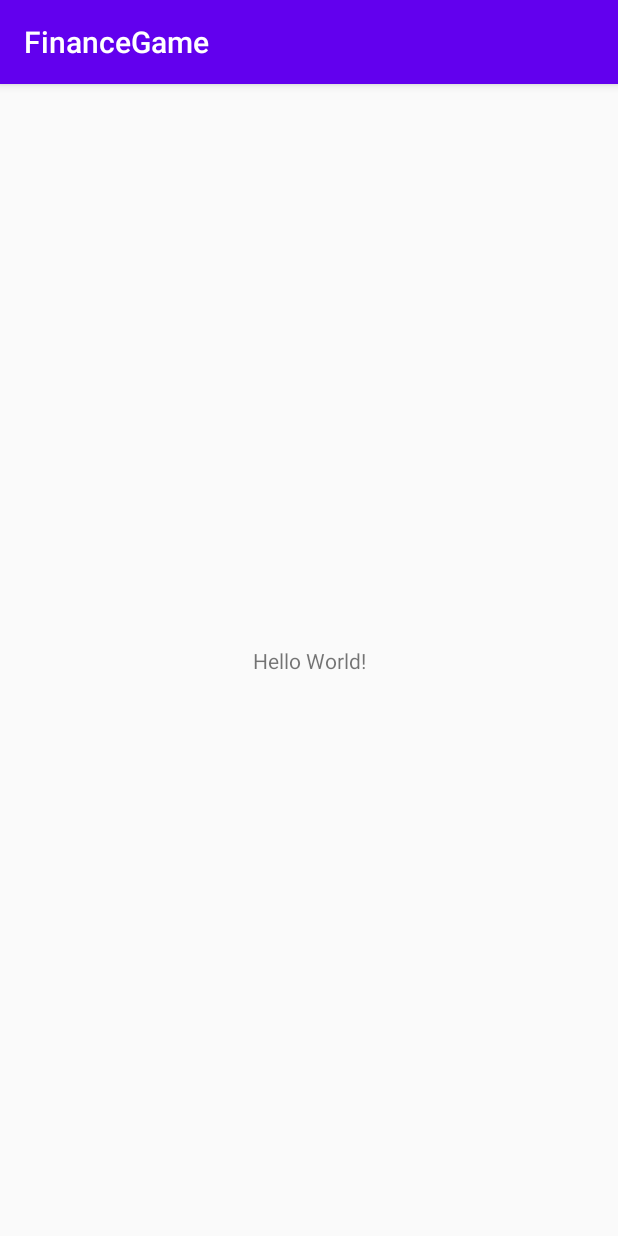
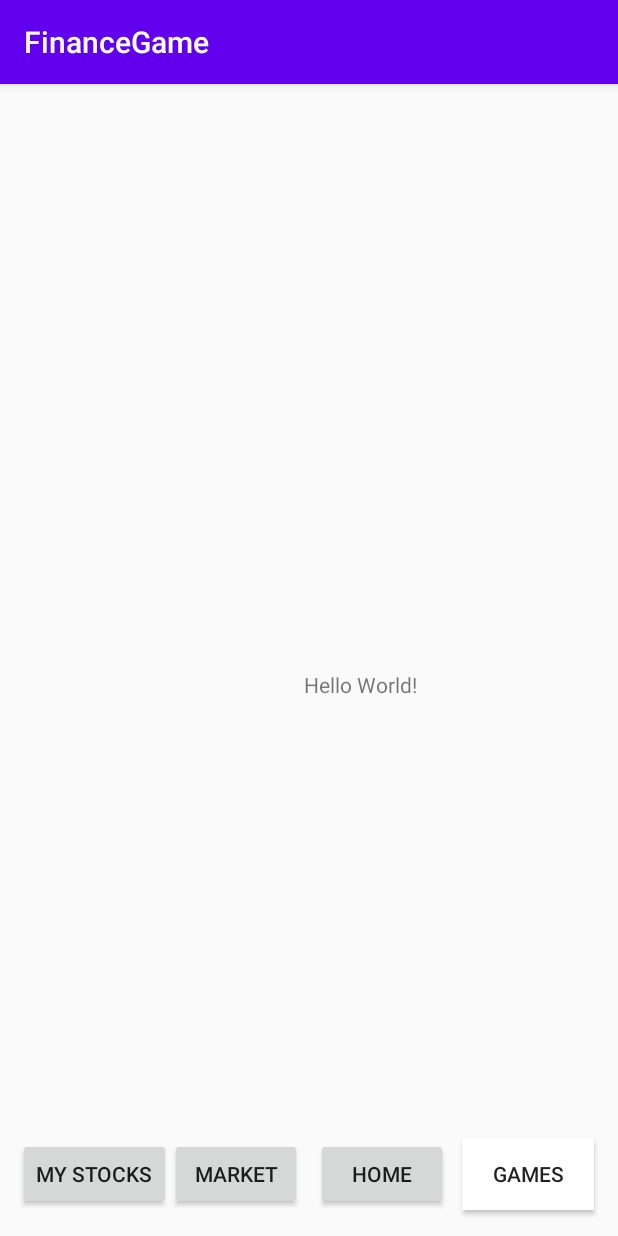
Before and after one commit to marybcheung/FinanceGame, an Android app: the screen it shows after launch (MainActivity), on a phone screen of 412 x 824 dp. Run offline under Robolectric (Android 15) with nearby library versions, the phone set to English and light mode, and no system bars.

Commit message:
bottom buttons added

```diff
--- a/app/src/main/res/layout/activity_main.xml
+++ b/app/src/main/res/layout/activity_main.xml
@@ -7,12 +7,64 @@
     tools:context=".MainActivity">
 
     <TextView
+        android:id="@+id/textView"
         android:layout_width="wrap_content"
         android:layout_height="wrap_content"
         android:text="Hello World!"
         app:layout_constraintBottom_toBottomOf="parent"
+        app:layout_constraintHorizontal_bias="0.601"
         app:layout_constraintLeft_toLeftOf="parent"
         app:layout_constraintRight_toRightOf="parent"
-        app:layout_constraintTop_toTopOf="parent" />
+        app:layout_constraintTop_toTopOf="parent"
+        app:layout_constraintVertical_bias="0.522" />
+
+    <Button
+        android:id="@+id/button"
+        android:layout_width="wrap_content"
+        android:layout_height="wrap_content"
+        android:background="#FFFFFF"
+        android:text="@string/games"
+        app:layout_constraintBottom_toBottomOf="parent"
+        app:layout_constraintEnd_toEndOf="parent"
+        app:layout_constraintHorizontal_bias="0.95"
+        app:layout_constraintStart_toStartOf="parent"
+        app:layout_constraintTop_toTopOf="parent"
+        app:layout_constraintVertical_bias="0.976" />
+
+    <Button
+        android:id="@+id/button2"
+        android:layout_width="wrap_content"
+        android:layout_height="wrap_content"
+        android:text="@string/home"
+        app:layout_constraintBottom_toBottomOf="parent"
+        app:layout_constraintEnd_toEndOf="parent"
+        app:layout_constraintHorizontal_bias="0.65"
+        app:layout_constraintStart_toStartOf="parent"
+        app:layout_constraintTop_toTopOf="parent"
+        app:layout_constraintVertical_bias="0.976" />
+
+    <Button
+        android:id="@+id/button3"
+        android:layout_width="wrap_content"
+        android:layout_height="wrap_content"
+        android:text="@string/market"
+        app:layout_constraintBottom_toBottomOf="parent"
+        app:layout_constraintEnd_toEndOf="parent"
+        app:layout_constraintHorizontal_bias="0.349"
+        app:layout_constraintStart_toStartOf="parent"
+        app:layout_constraintTop_toTopOf="parent"
+        app:layout_constraintVertical_bias="0.976" />
+
+    <Button
+        android:id="@+id/button4"
+        android:layout_width="wrap_content"
+        android:layout_height="wrap_content"
+        android:text="@string/my_stocks"
+        app:layout_constraintBottom_toBottomOf="parent"
+        app:layout_constraintEnd_toEndOf="parent"
+        app:layout_constraintHorizontal_bias="0.038"
+        app:layout_constraintStart_toStartOf="parent"
+        app:layout_constraintTop_toTopOf="parent"
+        app:layout_constraintVertical_bias="0.976" />
 
 </androidx.constraintlayout.widget.ConstraintLayout>
--- a/app/src/main/res/values/strings.xml
+++ b/app/src/main/res/values/strings.xml
@@ -1,3 +1,7 @@
 <resources>
     <string name="app_name">FinanceGame</string>
+    <string name="games">games</string>
+    <string name="market">market</string>
+    <string name="home">home</string>
+    <string name="my_stocks">my stocks</string>
 </resources>
```
